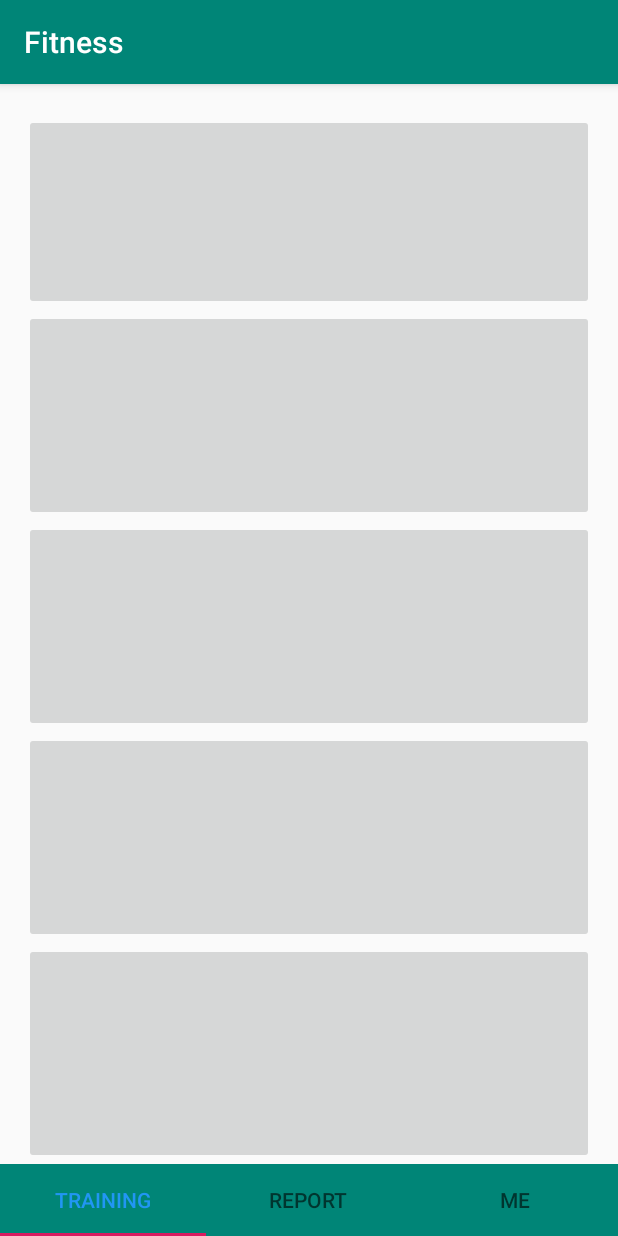
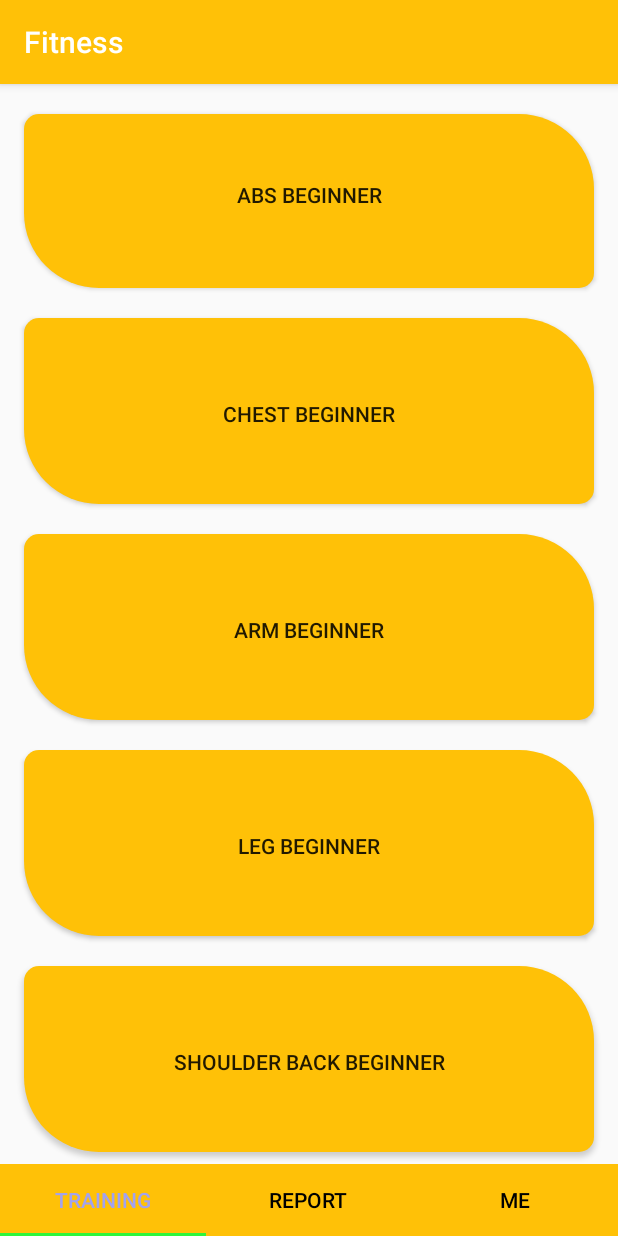
Before and after one commit to vutienviet/Fitness4, an Android app: the screen it shows after launch (MainActivity), on a phone screen of 412 x 824 dp. Run offline under Robolectric (Android 15) with nearby library versions, the phone set to English and light mode, and no system bars.

Commit message:
nhanh chinh <3

```diff
--- a/app/build.gradle
+++ b/app/build.gradle
@@ -1,4 +1,5 @@
 apply plugin: 'com.android.application'
+apply plugin: 'com.google.gms.google-services'
 
 android {
     compileSdkVersion 28
@@ -20,6 +21,9 @@ android {
 
 dependencies {
     implementation fileTree(include: ['*.jar'], dir: 'libs')
+    implementation 'com.google.firebase:firebase-core:16.0.1'
+    implementation 'com.google.firebase:firebase-database:16.0.1'
+    apply plugin: 'com.google.gms.google-services'
     implementation 'com.android.support:appcompat-v7:28.0.0'
     implementation 'com.android.support.constraint:constraint-layout:1.1.3'
     testImplementation 'junit:junit:4.12'
@@ -27,4 +31,5 @@ dependencies {
     androidTestImplementation 'com.android.support.test.espresso:espresso-core:3.0.2'
     implementation 'com.android.support:design:28.0.0'
     implementation 'com.android.support:support-v4:28.0.0'
+    implementation 'com.android.support:recyclerview-v7:28.0.0'
 }
--- a/app/src/main/java/com/example/zeroc/fitness/MainActivity.java
+++ b/app/src/main/java/com/example/zeroc/fitness/MainActivity.java
@@ -1,29 +1,47 @@
 package com.example.zeroc.fitness;
 
+import android.content.Intent;
+import android.support.design.widget.TabItem;
 import android.support.design.widget.TabLayout;
 import android.support.v4.app.FragmentManager;
+import android.support.v4.app.FragmentTransaction;
 import android.support.v4.view.ViewPager;
 import android.support.v7.app.AppCompatActivity;
 import android.os.Bundle;
+import android.view.View;
 import android.widget.Button;
 import android.widget.ImageButton;
+import android.widget.Toast;
+
+import com.google.firebase.analytics.FirebaseAnalytics;
 
 public class MainActivity extends AppCompatActivity {
     private TabLayout tabLayoutMain;
     private ViewPager viewPagerMain;
-    private ImageButton imgButton1;
-    private ImageButton imgButton2;
-    private ImageButton imgButton3;
-    private ImageButton imgButton4;
-    private ImageButton imgButton5;
+    TabItem tabTraining;
+    TabItem tabReport;
+    TabItem tabMe;
+    private FirebaseAnalytics mFirebaseAnalytics;
 
+//    Button imgButton1;
+//    Button imgButton2;
+//    Button imgButton3;
+//    Button imgButton4;
+//    Button imgButton5;
 
     @Override
-    protected void onCreate(Bundle savedInstanceState) {
+    public void onCreate(Bundle savedInstanceState) {
         super.onCreate(savedInstanceState);
         setContentView(R.layout.activity_main);
         AnhXa();
         Control();
+        // fragment manager = getFragmentManager
+//        FragmentTransaction fragmentTransaction = getSupportFragmentManager();
+
+
+
+
+
     }
 
     private void Control() {
@@ -42,11 +60,14 @@ public class MainActivity extends AppCompatActivity {
     private void AnhXa() {
         tabLayoutMain = findViewById(R.id.tabLayoutMain);
         viewPagerMain = findViewById(R.id.viewpapperpMain);
-        imgButton1 = findViewById(R.id.imgButton1);
-        imgButton2 = findViewById(R.id.imgButton2);
-        imgButton3 = findViewById(R.id.imgButton3);
-        imgButton4 = findViewById(R.id.imgButton4);
-        imgButton5 = findViewById(R.id.imgButton5);
+        tabTraining = findViewById(R.id.tabTraining);
+        tabReport = findViewById(R.id.tabReport);
+        tabMe = findViewById(R.id.tabMe);
+//        imgButton1 = findViewById(R.id.imgButton1);
+//        imgButton2 =findViewById(R.id.imgButton2);
+//        imgButton3 =findViewById(R.id.imgButton3);
+//        imgButton4 =findViewById(R.id.imgButton4);
+//        imgButton5 =findViewById(R.id.imgButton5);
 
     }
 }
--- /dev/null
+++ b/app/src/main/java/com/example/zeroc/fitness/OnFragmentManager.java
@@ -0,0 +1,5 @@
+package com.example.zeroc.fitness;
+
+public interface OnFragmentManager {
+    void onDataSelected(String data);
+}
--- a/app/src/main/java/com/example/zeroc/fitness/PagerAdapter.java
+++ b/app/src/main/java/com/example/zeroc/fitness/PagerAdapter.java
@@ -1,6 +1,4 @@
 package com.example.zeroc.fitness;
-
-
 
 import android.support.v4.app.Fragment;
 import android.support.v4.app.FragmentManager;
@@ -15,42 +13,39 @@ public class PagerAdapter extends FragmentStatePagerAdapter {
 
     @Override
     public Fragment getItem(int positions) {
-        Fragment fragment = null;
-        switch (positions){
+
+        switch (positions) {
             case 0:
-                fragment = new TrainingFragment();
+                return new TrainingFragment();
+            case 1:
+                return new ReportFragment();
+            case 2:
+                return new MeFragment();
+            default:
+                return null;
+        }
+    }
+
+    @Override
+    public CharSequence getPageTitle(int position){
+        String title = "";
+        switch (position){
+            case 0:
+                title = "Training";
                 break;
             case 1:
-                fragment = new ReportFragment();
+                title = "Report";
                 break;
             case 2:
-                fragment = new MeFragment();
+                title = "ME";
                 break;
         }
-
-        return fragment;
+        return title;
     }
-
     @Override
     public int getCount() {
         return 3;
 
     }
 
-    @Override
-    public  CharSequence getPageTitle(int positions){
-        String tittle  = "";
-        switch (positions){
-            case 0:
-                tittle = "Training";
-                break;
-            case 1:
-                tittle = "Report";
-                break;
-            case 2:
-                tittle = "Me";
-                break;
-        }
-        return tittle;
-    }
 }
--- a/app/src/main/java/com/example/zeroc/fitness/TrainingFragment.java
+++ b/app/src/main/java/com/example/zeroc/fitness/TrainingFragment.java
@@ -1,20 +1,28 @@
 package com.example.zeroc.fitness;
 
 import android.content.Context;
+import android.content.Intent;
 import android.net.Uri;
 import android.os.Bundle;
 import android.support.v4.app.Fragment;
 import android.view.LayoutInflater;
 import android.view.View;
 import android.view.ViewGroup;
+import android.widget.Button;
+import android.widget.ImageButton;
+import android.widget.Toast;
 
 import com.example.zeroc.fitness.R;
 
 public class TrainingFragment extends Fragment {
 
 
-//    private OnFragmentInteractionListener mListener;
-
+    private OnFragmentManager mListener;
+    Button imgButton1;
+    Button imgButton2;
+    Button imgButton3;
+    Button imgButton4;
+    Button imgButton5;
     public TrainingFragment() {
         // Required empty public constructor
     }
@@ -34,7 +42,21 @@ public class TrainingFragment extends Fragment {
     public View onCreateView(LayoutInflater inflater, ViewGroup container,
                              Bundle savedInstanceState) {
         // Inflate the layout for this fragment
-        return inflater.inflate(R.layout.fragment_training, container, false);
+        View view = inflater.inflate(R.layout.fragment_training , container , false);
+
+        imgButton1 = view.findViewById(R.id.imgButton1);
+        imgButton2 =view.findViewById(R.id.imgButton2);
+        imgButton3 =view.findViewById(R.id.imgButton3);
+        imgButton4 = view.findViewById(R.id.imgButton4);
+        imgButton5 = view.findViewById(R.id.imgButton5);
+
+        imgButton1.setOnClickListener(new View.OnClickListener() {
+            @Override
+            public void onClick(View v) {
+                Toast.makeText(getActivity() , "Click" , Toast.LENGTH_LONG).show();
+            }
+        });
+        return view;
     }
 
 //    // TODO: Rename method, update argument and hook method into UI event
@@ -47,11 +69,11 @@ public class TrainingFragment extends Fragment {
 //    @Override
 //    public void onAttach(Context context) {
 //        super.onAttach(context);
-//        if (context instanceof OnFragmentInteractionListener) {
-//            mListener = (OnFragmentInteractionListener) context;
+//        if (context instanceof OnFragmentManager) {
+////            mListener = (OnFragmentManager) context;
 //        } else {
 //            throw new RuntimeException(context.toString()
-//                    + " must implement OnFragmentInteractionListener");
+//                    + " must implement OnFragmentManager");
 //        }
 //    }
 
@@ -66,4 +88,5 @@ public class TrainingFragment extends Fragment {
 //        // TODO: Update argument type and name
 //        void onFragmentInteraction(Uri uri);
 //    }
+
 }
--- /dev/null
+++ b/app/src/main/res/drawable/custom_button.xml
@@ -0,0 +1,15 @@
+<?xml version="1.0" encoding="utf-8"?>
+<shape xmlns:android="http://schemas.android.com/apk/res/android"
+    android:shape="rectangle">
+    <solid android:color="@color/colorPrimary"/>
+    <size android:height="30dp"
+        android:width="100dp"/>
+    <corners android:bottomLeftRadius="50dp"
+        android:topRightRadius="50dp"
+        android:topLeftRadius="10dp"
+        android:bottomRightRadius="10dp"/>
+    <padding android:top="8dp"
+        android:bottom="16dp"
+        android:left="20dp"
+        android:right="20dp"/>
+</shape>
--- a/app/src/main/res/layout/activity_main.xml
+++ b/app/src/main/res/layout/activity_main.xml
@@ -21,8 +21,28 @@
         android:layout_height="wrap_content"
         android:layout_alignParentBottom="true"
         android:background="@color/tabcolor"
+        app:tabTextColor="@color/colorText"
         app:tabBackground="@color/colorPrimary"
-        app:tabSelectedTextColor="@color/tabselect">
+        app:tabSelectedTextColor="@color/tabcolor">
+
+        <android.support.design.widget.TabItem
+            android:id="@+id/tabTraining"
+            android:layout_width="match_parent"
+            android:layout_weight="1"
+            android:text="Training"
+            android:layout_height="wrap_content" />
+        <android.support.design.widget.TabItem
+            android:id="@+id/tabReport"
+            android:layout_width="match_parent"
+            android:layout_weight="1"
+            android:text="Report"
+            android:layout_height="wrap_content" />
+        <android.support.design.widget.TabItem
+            android:id="@+id/tabMe"
+            android:layout_width="match_parent"
+            android:layout_weight="1"
+            android:text="ME"
+            android:layout_height="wrap_content" />
 
     </android.support.design.widget.TabLayout>
 
--- a/app/src/main/res/layout/fragment_training.xml
+++ b/app/src/main/res/layout/fragment_training.xml
@@ -2,57 +2,76 @@
 <LinearLayout xmlns:android="http://schemas.android.com/apk/res/android"
     xmlns:tools="http://schemas.android.com/tools"
     android:layout_width="match_parent"
+    android:layout_height="match_parent"
+
     android:orientation="vertical"
-    android:layout_height="match_parent"
     tools:context=".TrainingFragment">
 
     <!-- TODO: Update blank fragment layout -->
-   <LinearLayout
+
+
+        <Button
+            android:text="ABS beginner"
+           android:background="@drawable/custom_button"
+            android:id="@+id/imgButton1"
             android:layout_width="match_parent"
-        android:orientation="vertical"
-       android:layout_height="match_parent">
-       <ImageButton
-           android:id="@+id/imgButton1"
+            android:layout_height="wrap_content"
+            android:layout_marginLeft="@dimen/padđing_left"
+            android:layout_marginTop="@dimen/padding_top"
+            android:layout_marginRight="@dimen/padding_right"
+            android:layout_weight="1"
+            android:textAlignment="center"
+            android:tooltipText="ABS Beginner" />
+
+        <Button
+            android:text="chest beginner"
+            android:background="@drawable/custom_button"
+            android:id="@+id/imgButton2"
+            android:layout_width="match_parent"
+            android:layout_height="wrap_content"
             android:layout_marginTop="@dimen/padding_top"
             android:layout_marginLeft="@dimen/padđing_left"
             android:layout_marginRight="@dimen/padding_right"
+            android:layout_weight="1"
+            android:paddingTop="@dimen/padding_top" />
+
+        <Button
+            android:text="arm beginner"
+            android:background="@drawable/custom_button"
+            android:id="@+id/imgButton3"
+            android:layout_marginTop="@dimen/padding_top"
             android:layout_width="match_parent"
-           android:layout_weight="1"
-
-           android:layout_height="wrap_content" />
-       <ImageButton
-           android:id="@+id/imgButton2"
-           android:paddingTop="@dimen/padding_top"
+            android:layout_height="wrap_content"
             android:layout_marginLeft="@dimen/padđing_left"
             android:layout_marginRight="@dimen/padding_right"
+            android:layout_weight="1"
+            android:paddingTop="@dimen/padding_top" />
+
+        <Button
+            android:text="leg beginner"
+            android:background="@drawable/custom_button"
+            android:id="@+id/imgButton4"
+            android:layout_marginTop="@dimen/padding_top"
             android:layout_width="match_parent"
-           android:layout_weight="1"
-           android:layout_height="wrap_content" />
-       <ImageButton
-           android:id="@+id/imgButton3"
-           android:paddingTop="@dimen/padding_top"
+            android:layout_height="wrap_content"
             android:layout_marginLeft="@dimen/padđing_left"
             android:layout_marginRight="@dimen/padding_right"
+            android:layout_weight="1"
+            android:paddingTop="@dimen/padding_top" />
+
+        <Button
+            android:text="shoulder back beginner"
+            android:background="@drawable/custom_button"
+            android:id="@+id/imgButton5"
             android:layout_width="match_parent"
-           android:layout_weight="1"
-           android:layout_height="wrap_content" />
-       <ImageButton
-           android:id="@+id/imgButton4"
-           android:paddingTop="@dimen/padding_top"
+            android:layout_marginTop="@dimen/padding_top"
+            android:layout_height="wrap_content"
             android:layout_marginLeft="@dimen/padđing_left"
             android:layout_marginRight="@dimen/padding_right"
-           android:layout_width="match_parent"
             android:layout_weight="1"
-           android:layout_height="wrap_content" />
-       <ImageButton
-           android:id="@+id/imgButton5"
             android:paddingTop="@dimen/padding_top"
-           android:layout_marginLeft="@dimen/padđing_left"
-           android:layout_marginRight="@dimen/padding_right"
             android:paddingBottom="@dimen/padding_bottom"
-           android:layout_width="match_parent"
-           android:layout_weight="1"
-           android:layout_height="wrap_content" />
-   </LinearLayout>
+            android:layout_marginBottom="8dp"/>
+
 
 </LinearLayout>
--- a/app/src/main/res/values/colors.xml
+++ b/app/src/main/res/values/colors.xml
@@ -1,10 +1,10 @@
 <?xml version="1.0" encoding="utf-8"?>
 <resources>
-    <color name="colorPrimary">#008577</color>
+    <color name="colorPrimary">#FFC107</color>
     <color name="colorBackground">#BBB9B9</color>
-    <color name="colorText">#FFFFFF</color>
-    <color name="colorPrimaryDark">#00574B</color>
-    <color name="colorAccent">#D81B60</color>
+    <color name="colorText">#000000</color>
+    <color name="colorPrimaryDark">#FF9800</color>
+    <color name="colorAccent">#2FF53B</color>
     <color name="tabcolor">#a2a2ef</color>
     <color name="tabselect">#2196F3</color>
 </resources>
```
Also changed, not shown: app/src/main/java/com/example/zeroc/fitness/FragmentTrainingButton1.java (added, +63 -0 lines), app/src/main/java/com/example/zeroc/fitness/RecyclerViewAdapter.java (added, +51 -0 lines), app/src/main/res/layout/fragment_training_button_1.xml (added, +23 -0 lines), app/src/main/res/layout/item_lesson_button_1.xml (added, +19 -0 lines), 1 other file. Lines whose indentation alone changed are shown as unchanged.
